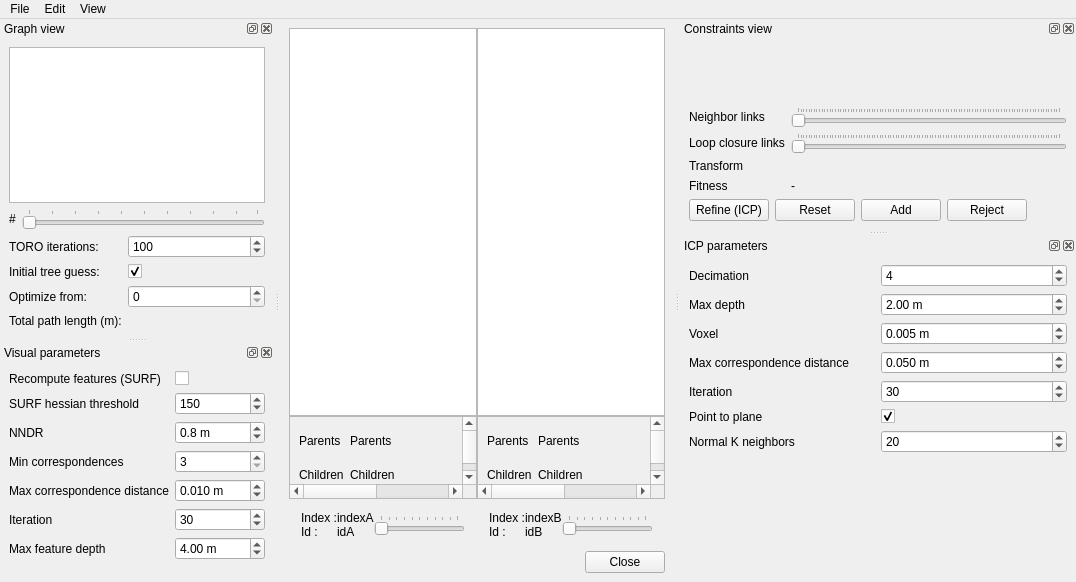
Old version of the form guilib/src/ui/DatabaseViewer.ui in the repository introlab/rtabmap.
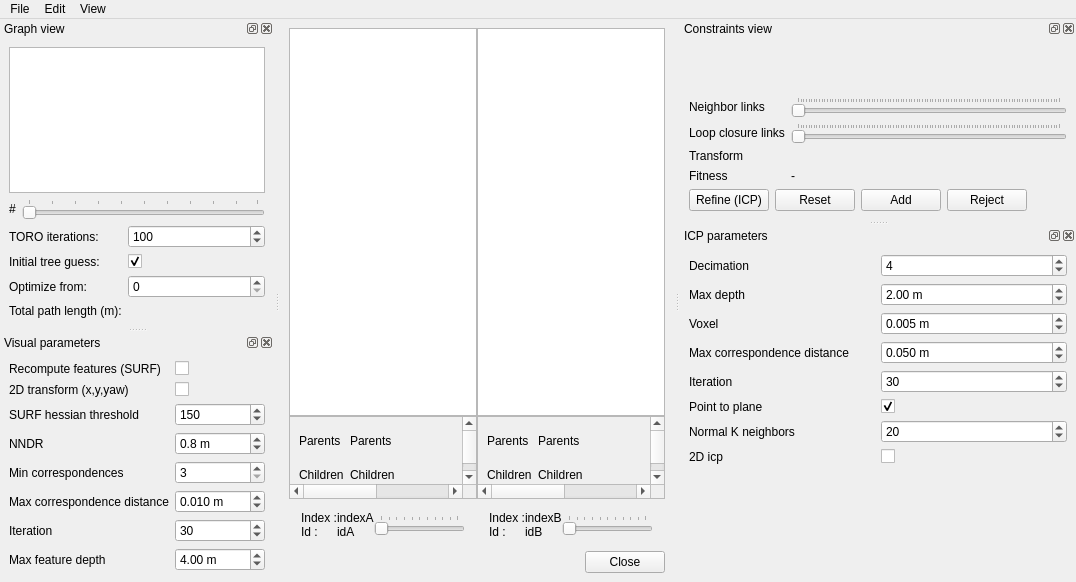
New version of the form. Custom widgets are drawn as their Qt base class.

Commit message: DatabaseViewer: ask saving changes to database on Exit New parameter: Mem/InitWMWithAllNodes

What changed in the file:
```diff
--- a/guilib/src/ui/DatabaseViewer.ui
+++ b/guilib/src/ui/DatabaseViewer.ui
@@ -694,6 +694,23 @@
          </property>
         </widget>
        </item>
+       <item row="7" column="0">
+        <widget class="QLabel" name="label_27">
+         <property name="text">
+          <string>2D icp</string>
+         </property>
+        </widget>
+       </item>
+       <item row="7" column="1">
+        <widget class="QCheckBox" name="checkBox_icp_2d">
+         <property name="text">
+          <string/>
+         </property>
+         <property name="checked">
+          <bool>false</bool>
+         </property>
+        </widget>
+       </item>
       </layout>
      </item>
      <item>
@@ -737,14 +754,14 @@
          </property>
         </widget>
        </item>
-       <item row="1" column="0">
+       <item row="2" column="0">
         <widget class="QLabel" name="label_25">
          <property name="text">
           <string>SURF hessian threshold</string>
          </property>
         </widget>
        </item>
-       <item row="1" column="1">
+       <item row="2" column="1">
         <widget class="QDoubleSpinBox" name="doubleSpinBox_visual_hessian">
          <property name="suffix">
           <string/>
@@ -763,14 +780,14 @@
          </property>
         </widget>
        </item>
-       <item row="2" column="0">
+       <item row="3" column="0">
         <widget class="QLabel" name="label_26">
          <property name="text">
           <string>NNDR</string>
          </property>
         </widget>
        </item>
-       <item row="2" column="1">
+       <item row="3" column="1">
         <widget class="QDoubleSpinBox" name="doubleSpinBox_visual_nndr">
          <property name="suffix">
           <string> m</string>
@@ -792,14 +809,14 @@
          </property>
         </widget>
        </item>
-       <item row="3" column="0">
+       <item row="4" column="0">
         <widget class="QLabel" name="label_21">
          <property name="text">
           <string>Min correspondences</string>
          </property>
         </widget>
        </item>
-       <item row="3" column="1">
+       <item row="4" column="1">
         <widget class="QSpinBox" name="spinBox_visual_minCorrespondences">
          <property name="minimum">
           <number>3</number>
@@ -812,14 +829,14 @@
          </property>
         </widget>
        </item>
-       <item row="4" column="0">
+       <item row="5" column="0">
         <widget class="QLabel" name="label_22">
          <property name="text">
           <string>Max correspondence distance</string>
          </property>
         </widget>
        </item>
-       <item row="4" column="1">
+       <item row="5" column="1">
         <widget class="QDoubleSpinBox" name="doubleSpinBox_visual_maxCorrespDistance">
          <property name="suffix">
           <string> m</string>
@@ -838,14 +855,14 @@
          </property>
         </widget>
        </item>
-       <item row="5" column="0">
+       <item row="6" column="0">
         <widget class="QLabel" name="label_23">
          <property name="text">
           <string>Iteration</string>
          </property>
         </widget>
        </item>
-       <item row="5" column="1">
+       <item row="6" column="1">
         <widget class="QSpinBox" name="spinBox_visual_iteration">
          <property name="minimum">
           <number>1</number>
@@ -858,14 +875,14 @@
          </property>
         </widget>
        </item>
-       <item row="6" column="0">
+       <item row="7" column="0">
         <widget class="QLabel" name="label_19">
          <property name="text">
           <string>Max feature depth</string>
          </property>
         </widget>
        </item>
-       <item row="6" column="1">
+       <item row="7" column="1">
         <widget class="QDoubleSpinBox" name="doubleSpinBox_visual_maxDepth">
          <property name="suffix">
           <string> m</string>
@@ -881,6 +898,20 @@
          </property>
         </widget>
        </item>
+       <item row="1" column="0">
+        <widget class="QLabel" name="label_28">
+         <property name="text">
+          <string>2D transform (x,y,yaw)</string>
+         </property>
+        </widget>
+       </item>
+       <item row="1" column="1">
+        <widget class="QCheckBox" name="checkBox_visual_2d">
+         <property name="text">
+          <string/>
+         </property>
+        </widget>
+       </item>
       </layout>
      </item>
      <item>
```
Left out of the diff: 14 changed lines with no effect on the pictures. The commit also changes 6 other files.
